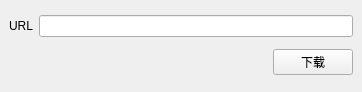
Above: ui/main_window.ui from uaiqop/get-PDF-from-Smartedu before the change. Below: the same form after it.
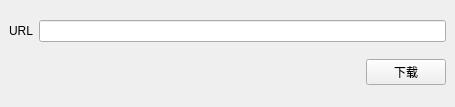
That is the form after the change.

Commit message: 更新了pdf的获取链接，优化了ui布局

```diff
--- a/ui/main_window.ui
+++ b/ui/main_window.ui
@@ -6,8 +6,8 @@
    <rect>
     <x>0</x>
     <y>0</y>
-    <width>362</width>
-    <height>92</height>
+    <width>455</width>
+    <height>107</height>
    </rect>
   </property>
   <property name="windowTitle">
```
Left out of the diff: 4 changed lines with no effect on the pictures. The commit also changes 2 other files.
